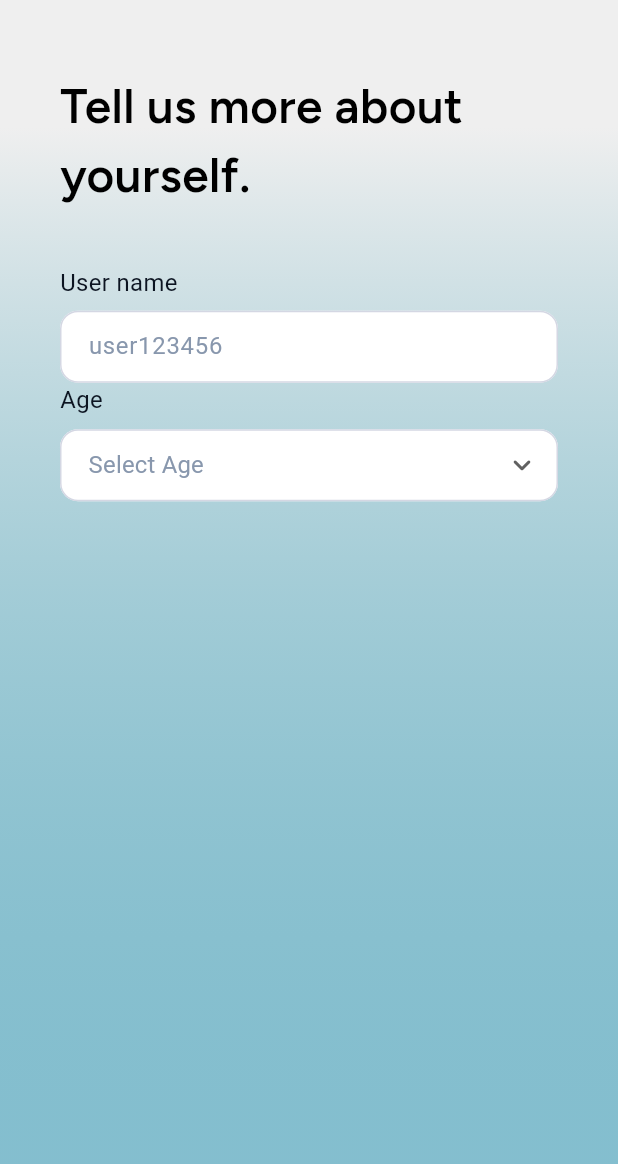
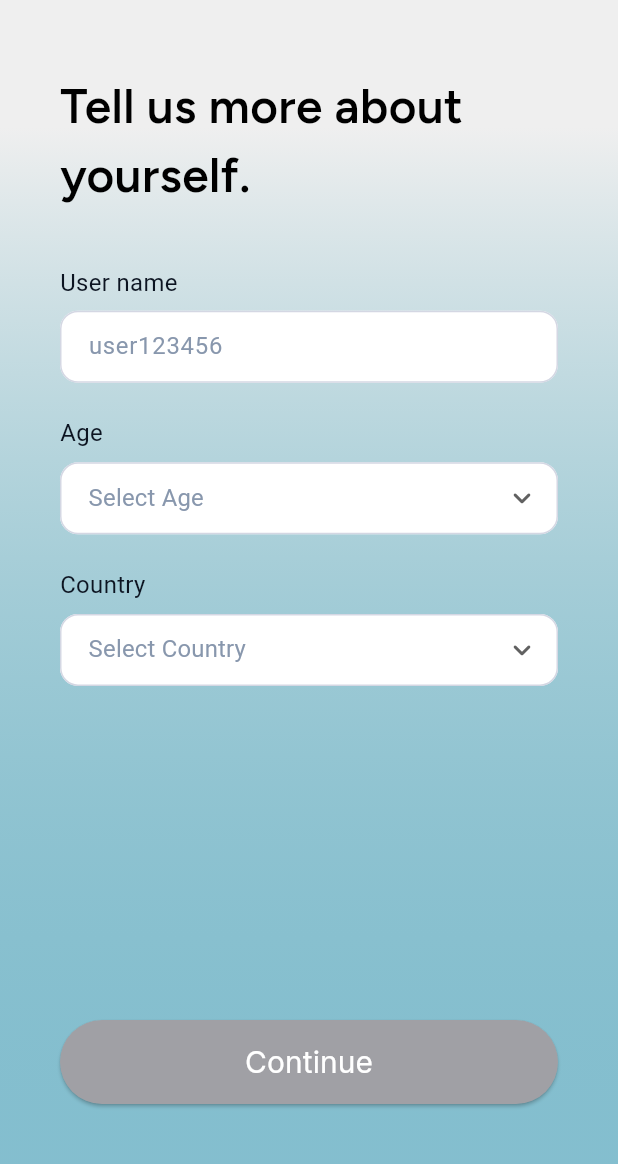
Before and after one commit to leapodonte/SmileCheck-App, a Flutter app: the screen it shows after launch, after a tap on "Login", on a phone screen of 412 x 824 dp, the part 72-1236 px from its top. Run offline on Flutter 3.47's test engine with Material 3 defaults, Android fonts, the phone set to English and light mode, and no system bars; our stand-ins replace flutter_screenutil, flutter_svg, google_fonts.

Commit message:
feat: onbooarding screen

```diff
--- a/lib/routes/router.dart
+++ b/lib/routes/router.dart
@@ -2,6 +2,7 @@ import 'package:flutter/material.dart';
 import 'package:smilecheck_ai/routes/routes.dart';
 import 'package:smilecheck_ai/screens/login/login_screen.dart';
 import 'package:smilecheck_ai/screens/onboarding/onboarding_screen.dart';
+import 'package:smilecheck_ai/screens/start/start_screen.dart';
 
 class AppRouter {
   static Route<dynamic> generateRoute(RouteSettings settings) {
@@ -10,6 +11,8 @@ class AppRouter {
         return MaterialPageRoute(builder: (context) => LoginScreen());
       case AppRoutes.onboarding:
         return MaterialPageRoute(builder: (context) => OnboardingScreen());
+      case AppRoutes.start:
+        return MaterialPageRoute(builder: (context) => StartScreen());
       default:
         return MaterialPageRoute(
           builder: (context) => Scaffold(body: Text('No route avalible')),
--- a/lib/routes/routes.dart
+++ b/lib/routes/routes.dart
@@ -1,4 +1,5 @@
 class AppRoutes {
   static const String login = '/';
   static const String onboarding = '/onboarding';
+  static const String start = '/start';
 }
--- a/lib/screens/login/login_screen.dart
+++ b/lib/screens/login/login_screen.dart
@@ -209,10 +209,20 @@ class UpperStack extends StatelessWidget {
 }
 
 class AppTextField extends StatelessWidget {
-  const AppTextField({super.key, this.validator, this.hintText, this.title});
+  const AppTextField({
+    super.key,
+    this.validator,
+    this.hintText,
+    this.title,
+    this.controller,
+    this.onChanged,
+  });
+
   final String? Function(String?)? validator;
   final String? hintText;
   final String? title;
+  final TextEditingController? controller;
+  final ValueChanged? onChanged;
 
   @override
   Widget build(BuildContext context) {
@@ -225,6 +235,8 @@ class AppTextField extends StatelessWidget {
         ),
         8.verticalSpace,
         TextFormField(
+          onChanged: onChanged,
+          controller: controller,
           decoration: InputDecoration(
             contentPadding: const EdgeInsets.symmetric(
               // vertical: 5,
--- a/lib/screens/onboarding/onboarding_screen.dart
+++ b/lib/screens/onboarding/onboarding_screen.dart
@@ -2,6 +2,7 @@ import 'package:flutter/material.dart';
 import 'package:flutter_screenutil/flutter_screenutil.dart';
 import 'package:smilecheck_ai/configs/app_colors.dart';
 import 'package:smilecheck_ai/configs/app_topology.dart';
+import 'package:smilecheck_ai/routes/routes.dart';
 import 'package:smilecheck_ai/screens/login/login_screen.dart';
 
 class OnboardingScreen extends StatefulWidget {
@@ -13,6 +14,9 @@ class OnboardingScreen extends StatefulWidget {
 
 class _OnboardingScreenState extends State<OnboardingScreen> {
   String? _selectedAge;
+  String? _selectedCountry;
+  String? _textfieldText;
+  TextEditingController? _controller;
 
   final List<String> _ageOptions = [
     'Under 18 years old',
@@ -24,7 +28,101 @@ class _OnboardingScreenState extends State<OnboardingScreen> {
   ];
   @override
   Widget build(BuildContext context) {
+    return CommonScaffoldScreen(
+      child: Column(
+        mainAxisAlignment: MainAxisAlignment.spaceBetween,
+        crossAxisAlignment: CrossAxisAlignment.stretch,
+        children: [
+          Column(
+            crossAxisAlignment: CrossAxisAlignment.stretch,
+            children: [
+              Text('Tell us more about yourself.', style: AppText.h5),
+              40.verticalSpace,
+              AppTextField(
+                onChanged: (value) {
+                  setState(() {
+                    _textfieldText = value;
+                  });
+                },
+                controller: _controller,
+                title: 'User name',
+                hintText: 'user123456',
+              ),
+              24.verticalSpace,
+              AppDropDown(
+                onChanged: (value) {
+                  setState(() {
+                    // widget.selectedValue = value;
+                    _selectedAge = value;
+                  });
+                },
+                title: 'Age',
+                selectedValue: _selectedAge,
+                hintText: 'Select Age',
+                list: _ageOptions.map((age) {
+                  return DropdownMenuItem<String>(
+                    value: age,
+                    child: Text(
+                      age,
+                      style: AppText.h2.copyWith(color: Colors.black),
+                    ),
+                  );
+                }).toList(),
+              ),
+              24.verticalSpace,
+
+              AppDropDown(
+                onChanged: (value) {
+                  setState(() {
+                    // widget.selectedValue = value;
+                    _selectedCountry = value;
+                  });
+                },
+                title: 'Country',
+                selectedValue: _selectedCountry,
+                hintText: 'Select Country',
+                list: countries.map((country) {
+                  return DropdownMenuItem<String>(
+                    value: country.name,
+                    child: Row(
+                      children: [
+                        // Text(country.flagEmoji, )
+                        Text(
+                          '${country.flagEmoji}\t${country.name}',
+                          style: AppText.h2.copyWith(color: Colors.black),
+                        ),
+                      ],
+                    ),
+                  );
+                }).toList(),
+              ),
+            ],
+          ),
+
+          CustomButton(
+            title: 'Continue',
+            check:
+                _selectedAge == null ||
+                _selectedCountry == null ||
+                _textfieldText == null,
+            onPressed: () {
+              Navigator.pushNamed(context, AppRoutes.start);
+            },
+          ),
+        ],
+      ),
+    );
+  }
+}
+
+class CommonScaffoldScreen extends StatelessWidget {
+  const CommonScaffoldScreen({super.key, required this.child});
+  final Widget child;
+
+  @override
+  Widget build(BuildContext context) {
     return Scaffold(
+      resizeToAvoidBottomInset: false,
       appBar: AppBar(
         backgroundColor: AppColors.white,
         leadingWidth: 60,
@@ -55,22 +153,34 @@ class _OnboardingScreenState extends State<OnboardingScreen> {
             ],
           ),
         ),
-        child: Padding(
-          padding: const EdgeInsets.all(40.0),
-          child: Column(
-            children: [
-              Text('Tell us more about yourself.', style: AppText.h5),
-              40.verticalSpace,
-              AppTextField(title: 'User name', hintText: 'user123456'),
-              AppDropDown(
-                title: 'Age',
-                ageOptions: _ageOptions,
-                selectedAge: _selectedAge,
-              ),
-            ],
-          ),
-        ),
+        child: Padding(padding: const EdgeInsets.all(40.0), child: child),
       ),
+    );
+  }
+}
+
+class CustomButton extends StatelessWidget {
+  const CustomButton({
+    super.key,
+    this.onPressed,
+    required this.title,
+    required this.check,
+  });
+
+  final VoidCallback? onPressed;
+  final String title;
+  final bool check;
+
+  @override
+  Widget build(BuildContext context) {
+    return ElevatedButton(
+      onPressed: onPressed,
+      style: ElevatedButton.styleFrom(
+        backgroundColor: check ? AppColors.grey : AppColors.buttonBlue,
+        padding: EdgeInsets.symmetric(vertical: 14),
+        shape: RoundedRectangleBorder(borderRadius: BorderRadius.circular(50)),
+      ),
+      child: Text(title, style: AppText.h4.copyWith(color: Colors.white)),
     );
   }
 }
@@ -78,13 +188,17 @@ class _OnboardingScreenState extends State<OnboardingScreen> {
 class AppDropDown extends StatefulWidget {
   AppDropDown({
     super.key,
-    this.ageOptions = const [],
-    this.selectedAge,
+    this.selectedValue,
     required this.title,
+    required this.list,
+    this.hintText = '',
+    this.onChanged,
   });
-  final List<String> ageOptions;
-  String? selectedAge;
+  String? selectedValue;
+  String hintText;
   final String title;
+  final List<DropdownMenuItem> list;
+  final ValueChanged? onChanged;
 
   @override
   State<AppDropDown> createState() => _AppDropDownState();
@@ -133,7 +247,7 @@ class _AppDropDownState extends State<AppDropDown>
           style: AppText.h3.copyWith(color: AppColors.primaryText),
         ),
         SizedBox(height: 8),
-        DropdownButtonFormField<String>(
+        DropdownButtonFormField(
           isExpanded: true,
           decoration: InputDecoration(
             contentPadding: const EdgeInsets.symmetric(
@@ -163,24 +277,15 @@ class _AppDropDownState extends State<AppDropDown>
             ),
           ),
 
-          hint: Text('Select Age', style: AppText.h3),
+          hint: Text(widget.hintText, style: AppText.h3),
 
-          value: widget.selectedAge,
+          value: widget.selectedValue,
           icon: RotationTransition(
             turns: _iconRotation,
             child: Icon(Icons.keyboard_arrow_down_rounded),
           ),
-          items: widget.ageOptions.map((age) {
-            return DropdownMenuItem<String>(
-              value: age,
-              child: Text(age, style: AppText.h2.copyWith(color: Colors.black)),
-            );
-          }).toList(),
-          onChanged: (value) {
-            setState(() {
-              widget.selectedAge = value;
-            });
-          },
+          items: widget.list,
+          onChanged: widget.onChanged,
         ),
       ],
     );
--- a/pubspec.yaml
+++ b/pubspec.yaml
@@ -37,6 +37,7 @@ dependencies:
   google_fonts: ^6.3.0
   flutter_screenutil: ^5.9.3
   flutter_svg: ^2.2.0
+  image_picker: ^1.1.2
 
 dev_dependencies:
   flutter_test:
```
Also changed, not shown: lib/screens/start/start_screen.dart (added, +55 -0 lines), pubspec.lock, 5 other files.
